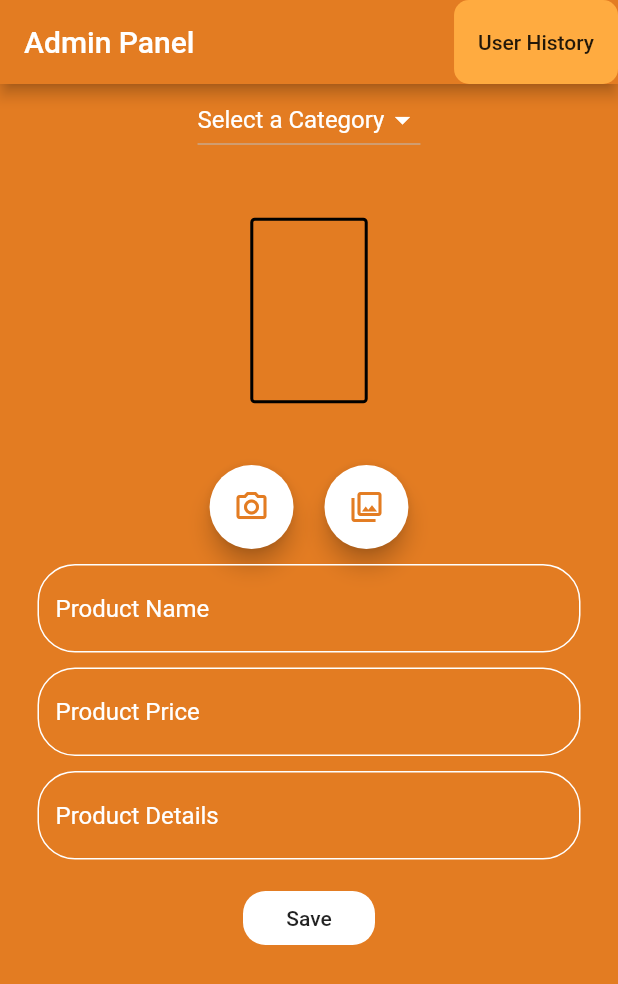
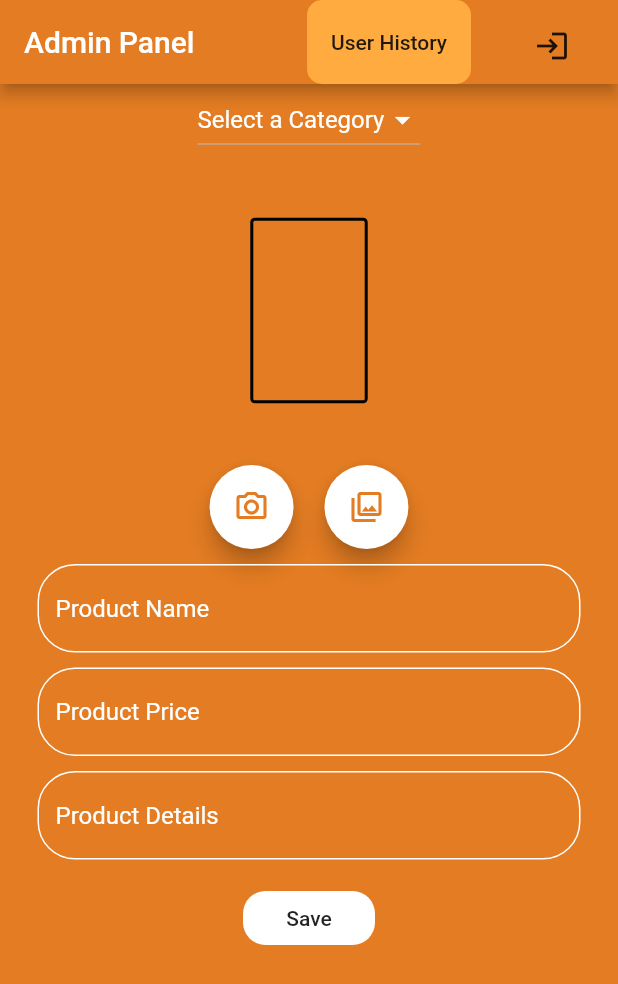
Before and after one commit to mostofa-mahmud/E-commerce, a Flutter app: the Admin_page screen opened directly, on a phone screen of 412 x 824 dp. Shown: the top 984 px of the screen. Run offline on Flutter 3.47's test engine with Material 2 defaults, Android fonts, the phone set to English and light mode, and no system bars; our stand-ins replace cloud_firestore, firebase_auth, firebase_storage, image_picker; accounts and stored records are empty.

Commit message:
commit 5

```diff
--- a/lib/admin_page.dart
+++ b/lib/admin_page.dart
@@ -1,5 +1,6 @@
 import 'dart:io';
 import 'package:e_commerce/user_history.dart';
+import 'package:e_commerce/user_sign_In.dart';
 import 'package:firebase_auth/firebase_auth.dart';
 import 'package:image_picker/image_picker.dart';
 import 'package:flutter/material.dart';
@@ -21,8 +22,9 @@ class _Admin_pageState extends State<Admin_page> {
     "Women",
     "Men",
     "Devices",
+    "Software",
     "Gadgets",
-    "Games",
+    "Baby",
   ];
 
 
@@ -62,6 +64,8 @@ class _Admin_pageState extends State<Admin_page> {
       '_product_details': _product_details,
       'Image': imgUrl,
     });
+
+    Navigator.push(context, MaterialPageRoute(builder: (context)=>Admin_page()));
   }
 
 
@@ -84,6 +88,25 @@ class _Admin_pageState extends State<Admin_page> {
                 Navigator.push(context, MaterialPageRoute(builder: (context)=>User_history()));
               },
               child: Text("User History")
+          ),
+
+
+          Padding(
+            padding: const EdgeInsets.only(left:10, top: 10),
+            child: FlatButton(
+              onPressed: (){
+                Navigator.of(context).pushAndRemoveUntil(MaterialPageRoute(builder: (context)=>User_signIn()), (route) => false);
+              },
+              child: Column(
+                children: [
+                  Container(
+                    height: MediaQuery.of(context).size.height * 0.05,
+                    width: MediaQuery.of(context).size.width * 0.1,
+                    child: Icon(Icons.login_outlined),
+                  ),
+                ],
+              ),
+            ),
           )
         ],
 
@@ -117,10 +140,12 @@ class _Admin_pageState extends State<Admin_page> {
                     _category = 'Men';
                   } else if (_product == 'Devices') {
                     _category = 'Devices';
-                  } else if (_product == 'Gadgets') {
+                  }else if (_product == 'Software') {
+                    _category = 'Software';
+                  }else if (_product == 'Gadgets') {
                     _category = 'Gadgets';
-                  } else if (_product == 'Games') {
-                    _category = 'Games';
+                  } else if (_product == 'Baby') {
+                    _category = 'Baby';
                   }
                   print(_category);
                   return DropdownMenuItem(
@@ -284,8 +309,11 @@ class _Admin_pageState extends State<Admin_page> {
                   onPressed: (){
                   sendData();
                   },
-                  child: Text("Save")),
-            )
+                  child: Text("Save")
+              ),
+            ),
+
+
           ],
         ),
       ),
```
Also changed, not shown: lib/other_pages.dart (+8 -0 lines).
